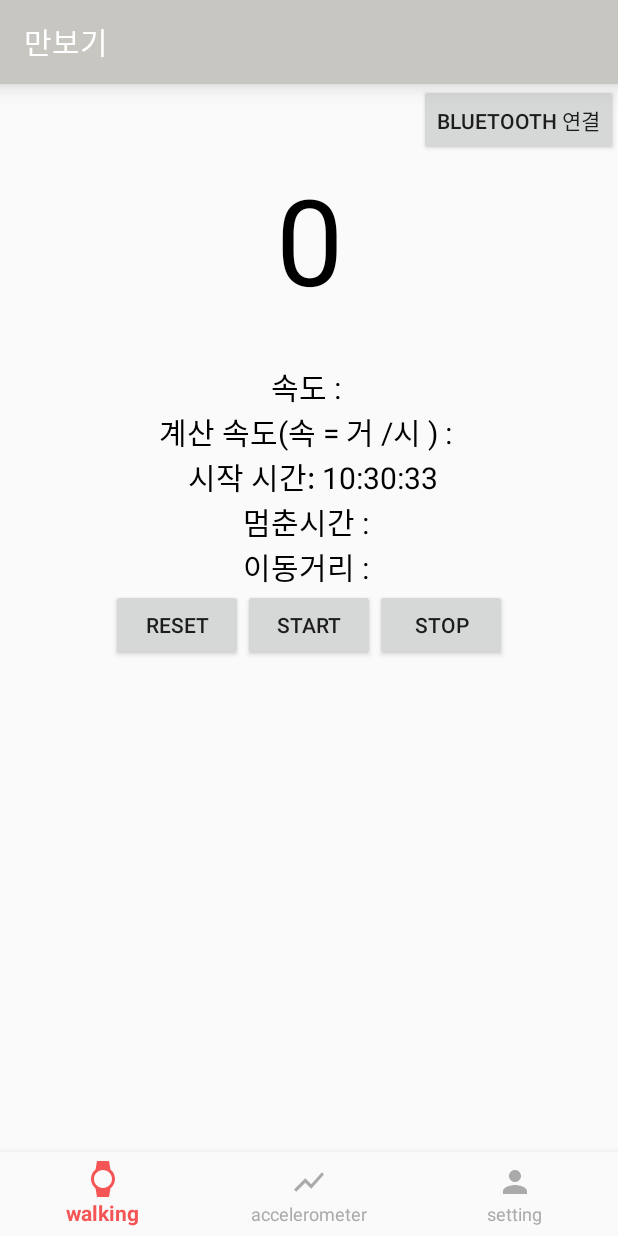
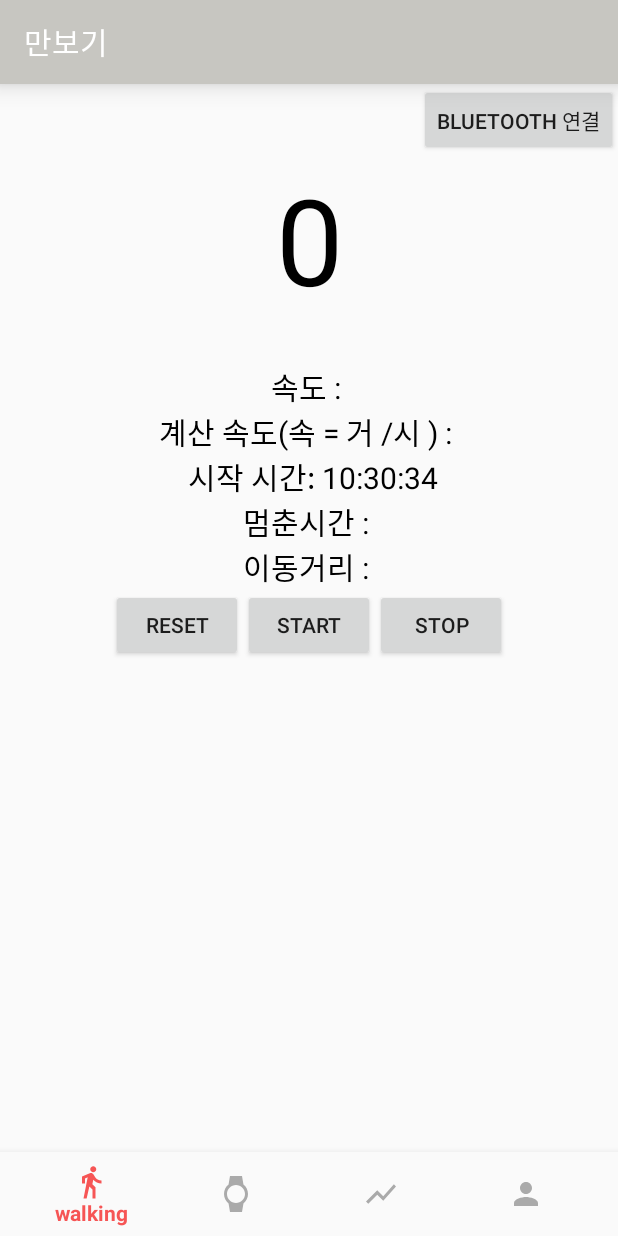
Before and after one commit to call203/walkingResearch2, an Android app: the fragment AccelerometerFragment placed in its activity, after a tap on "START", on a phone screen of 412 x 824 dp. Run offline under Robolectric (Android 15) with nearby library versions, the phone set to English and light mode, and no system bars; our stand-ins replace Firebase (no records; nobody signed in at launch, a user with empty details on screens opened directly); libraries missing offline, so code that uses them is left out: com.jjoe64.graphview; 1 statement that could not run was skipped; 2 other taps on this screen came first.

Commit message:
RequesHttpConnection

```diff
--- a/app/src/main/java/org/walkpackage/notification/AccelerometerFragment.java
+++ b/app/src/main/java/org/walkpackage/notification/AccelerometerFragment.java
@@ -176,7 +176,7 @@
             x = event.values[0];
             y = event.values[1];
             z = event.values[2];
-            long now = System.currentTimeMillis();
+           // long now = System.currentTimeMillis();
 
             xValue.setText("xValue: " + x);
             yValue.setText("yValue: " + y);
@@ -187,7 +187,7 @@
             ref.child(uid).child("x").push().setValue(Double.toString(x));
             ref.child(uid).child("y").push().setValue(Double.toString(y));
             ref.child(uid).child("z").push().setValue(Double.toString(z));
-            ref.child(uid).child("time").push().setValue(Double.toString(now/1000.0)); //초단위
+            //ref.child(uid).child("time").push().setValue(Double.toString(now/1000.0)); //초단위
 
             graphLastAccelXValue += 0.05d;
 
--- a/app/src/main/java/org/walkpackage/notification/BottomNaviActivity.java
+++ b/app/src/main/java/org/walkpackage/notification/BottomNaviActivity.java
@@ -21,6 +21,7 @@
     private ProfileFragment profileFragment = new ProfileFragment();
     private PedometerFragment  pedometerFragment= new PedometerFragment();
     private AccelerometerFragment accelerometerFragment = new AccelerometerFragment();
+    private FitbitFragment fitbitFragment = new FitbitFragment();
     private static final int RC_SIGN_IN = 9001;
     private GoogleApiClient mGoogleApiClient;
 
@@ -44,6 +45,9 @@
                     case R.id.Pedometer :
                         transaction.replace(R.id.frameLayout,pedometerFragment).commitAllowingStateLoss();
                         break;
+                    case R.id.fitbit :
+                        transaction.replace(R.id.frameLayout,fitbitFragment).commitAllowingStateLoss();
+                        break;
                     case R.id.acceleration :
                         transaction.replace(R.id.frameLayout,accelerometerFragment).commitAllowingStateLoss();
                         break;
--- a/app/src/main/res/drawable/ic_count.xml
+++ b/app/src/main/res/drawable/ic_count.xml
@@ -1,5 +1,5 @@
 <vector android:height="24dp" android:tint="#7D7D7D"
     android:viewportHeight="24.0" android:viewportWidth="24.0"
     android:width="24dp" xmlns:android="http://schemas.android.com/apk/res/android">
-    <path android:fillColor="#FF000000" android:pathData="M20,12c0,-2.54 -1.19,-4.81 -3.04,-6.27L16,0H8l-0.95,5.73C5.19,7.19 4,9.45 4,12s1.19,4.81 3.05,6.27L8,24h8l0.96,-5.73C18.81,16.81 20,14.54 20,12zM6,12c0,-3.31 2.69,-6 6,-6s6,2.69 6,6 -2.69,6 -6,6 -6,-2.69 -6,-6z"/>
+    <path android:fillColor="#FF000000" android:pathData="M13.5,5.5c1.1,0 2,-0.9 2,-2s-0.9,-2 -2,-2 -2,0.9 -2,2 0.9,2 2,2zM9.8,8.9L7,23h2.1l1.8,-8 2.1,2v6h2v-7.5l-2.1,-2 0.6,-3C14.8,12 16.8,13 19,13v-2c-1.9,0 -3.5,-1 -4.3,-2.4l-1,-1.6c-0.4,-0.6 -1,-1 -1.7,-1 -0.3,0 -0.5,0.1 -0.8,0.1L6,8.3V13h2V9.6l1.8,-0.7"/>
 </vector>
--- /dev/null
+++ b/app/src/main/res/drawable/ic_fitbit.xml
@@ -0,0 +1,5 @@
+<vector android:height="24dp" android:tint="#7D7D7D"
+    android:viewportHeight="24.0" android:viewportWidth="24.0"
+    android:width="24dp" xmlns:android="http://schemas.android.com/apk/res/android">
+    <path android:fillColor="#FF000000" android:pathData="M20,12c0,-2.54 -1.19,-4.81 -3.04,-6.27L16,0H8l-0.95,5.73C5.19,7.19 4,9.45 4,12s1.19,4.81 3.05,6.27L8,24h8l0.96,-5.73C18.81,16.81 20,14.54 20,12zM6,12c0,-3.31 2.69,-6 6,-6s6,2.69 6,6 -2.69,6 -6,6 -6,-2.69 -6,-6z"/>
+</vector>
--- a/app/src/main/res/layout/fragment_accelerometer.xml
+++ b/app/src/main/res/layout/fragment_accelerometer.xml
@@ -23,6 +23,7 @@
     <LinearLayout
         android:orientation="vertical"
         android:layout_marginTop="10dp"
+
         android:layout_width="match_parent"
         android:layout_height="match_parent">
 
@@ -61,6 +62,7 @@
 
         <RelativeLayout
             android:layout_width="match_parent"
+            android:layout_marginBottom="50dp"
             android:layout_height="match_parent">
 
         <Button
--- a/app/src/main/res/menu/appbar_action.xml
+++ b/app/src/main/res/menu/appbar_action.xml
@@ -1,6 +1,10 @@
 <?xml version="1.0" encoding="utf-8"?>
 <menu xmlns:android="http://schemas.android.com/apk/res/android"
     xmlns:app="http://schemas.android.com/apk/res-auto">
+    <item
+        android:title="logout"
+        app:showAsAction="ifRoom"/>
+
     <item
         android:id="@+id/action_settings"
         android:title="환경설정"
--- a/app/src/main/res/menu/bottom_menu.xml
+++ b/app/src/main/res/menu/bottom_menu.xml
@@ -5,6 +5,10 @@
         android:id="@+id/Pedometer"
         android:icon="@drawable/ic_count"
         android:title="walking"/>
+    <item
+        android:id="@+id/fitbit"
+        android:icon="@drawable/ic_fitbit"
+        android:title="fitbit"/>
     <item
         android:id="@+id/acceleration"
         android:icon="@drawable/graph"
```
Also changed, not shown: app/src/main/java/org/walkpackage/notification/FitbitFragment.java (added, +72 -0 lines), app/src/main/java/org/walkpackage/notification/MainActivity.java (+7 -3 lines), app/src/main/java/org/walkpackage/notification/RequestHttpConnection.java (added, +99 -0 lines), app/src/main/res/layout/fragment_fitbit.xml (added, +19 -0 lines).
